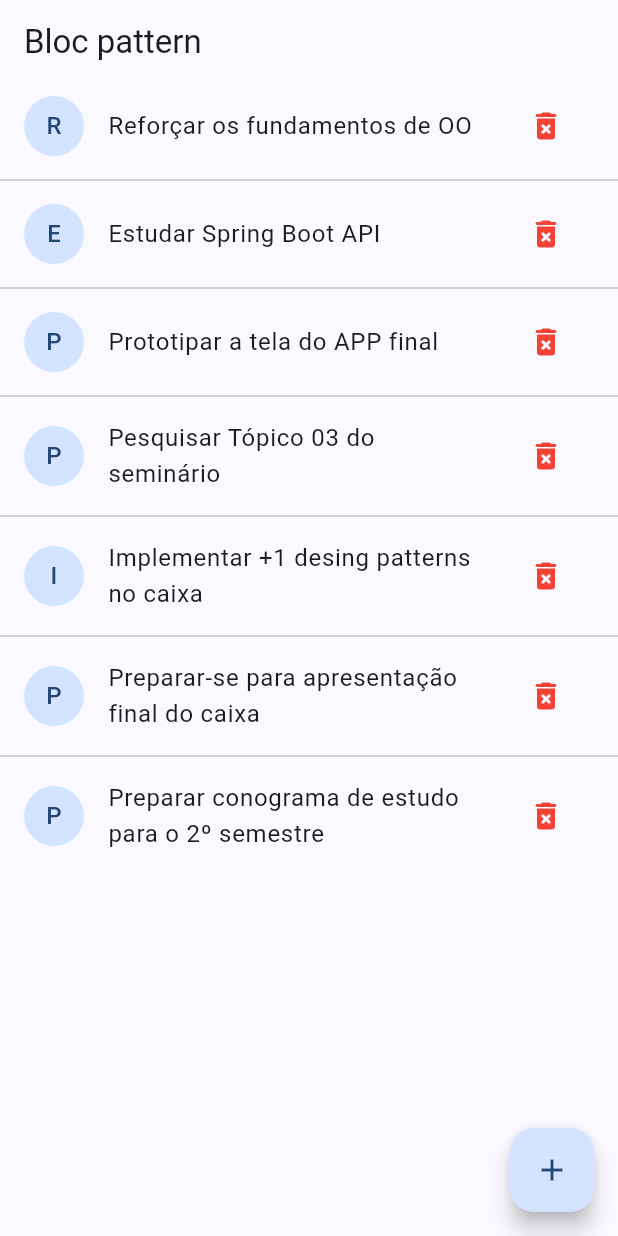
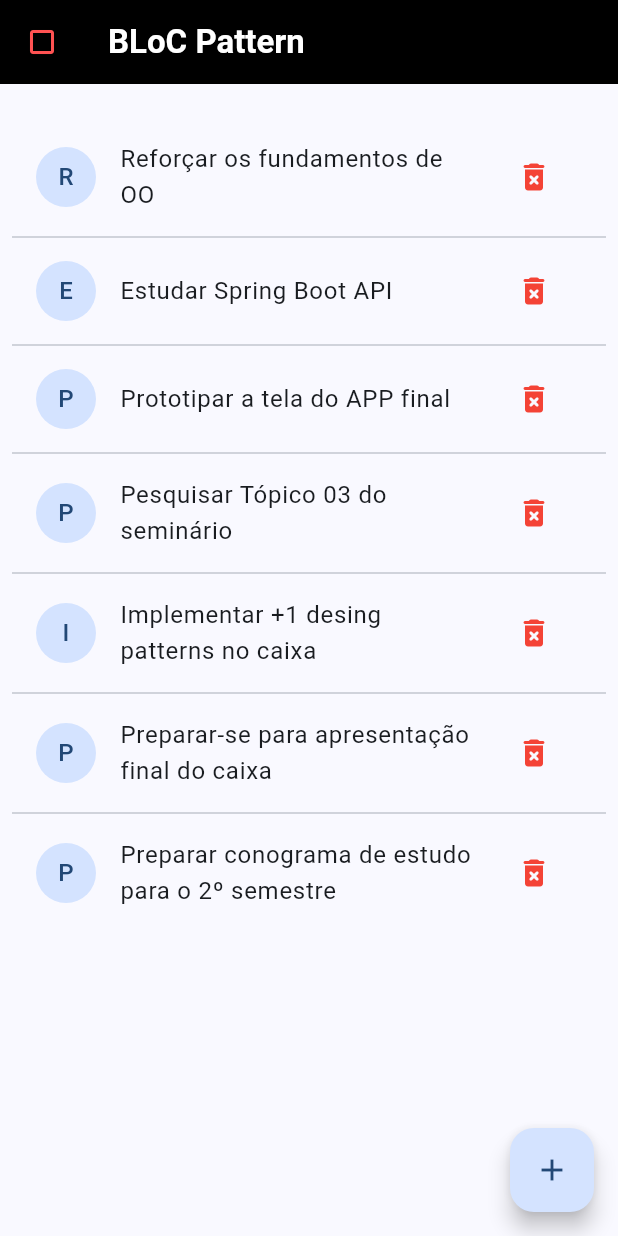
Before and after one commit to thailsonAlmeida/flutter_learn_bloc, a Flutter app: the screen it shows after launch, on a phone screen of 412 x 824 dp. Run offline on Flutter 3.47's test engine with Material 3 defaults, Android fonts, the phone set to English and light mode, and no system bars.

Commit message:
Custom AppBar

```diff
--- a/lib/main.dart
+++ b/lib/main.dart
@@ -12,7 +12,7 @@ class MyApp extends StatelessWidget {
   @override
   Widget build(BuildContext context) {
     return MaterialApp(
-      title: 'Flutter Demo',
+      debugShowCheckedModeBanner: false,
       theme: ThemeData(
         colorScheme: ColorScheme.fromSeed(
             seedColor: const Color.fromARGB(255, 22, 136, 243)),
--- a/lib/pages/tarefas_page.dart
+++ b/lib/pages/tarefas_page.dart
@@ -26,8 +26,21 @@ class _TarefasPageState extends State<TarefasPage> {
   @override
   Widget build(BuildContext context) {
     return Scaffold(
-      appBar: AppBar(title: const Text('Bloc pattern')),
-      body: StreamBuilder<TarefaState>(
+      appBar: AppBar(
+        leading: const Icon(
+          Icons.crop_square,
+          color: Colors.redAccent,
+        ),
+        backgroundColor: Colors.black,
+        title: const Text(
+          'BLoC Pattern',
+          style: TextStyle(color: Colors.white, fontWeight: FontWeight.w700),
+        ),
+      ),
+      body: Padding(
+        padding:
+            const EdgeInsets.only(top: 30, right: 8.0, left: 8.0, bottom: 8.0),
+        child: StreamBuilder<TarefaState>(
             stream: _tarefaBloc.outputTarefa,
             builder: (context, state) {
               if (state.data is TarefasILoadingState) {
@@ -70,6 +83,7 @@ class _TarefasPageState extends State<TarefasPage> {
               }
               return const Center(child: Text('Error'));
             }),
+      ),
       floatingActionButton: FloatingActionButton(
         onPressed: () {
           _tarefaBloc.inputTarefa.add(
```
Lines whose indentation alone changed are shown as unchanged.
